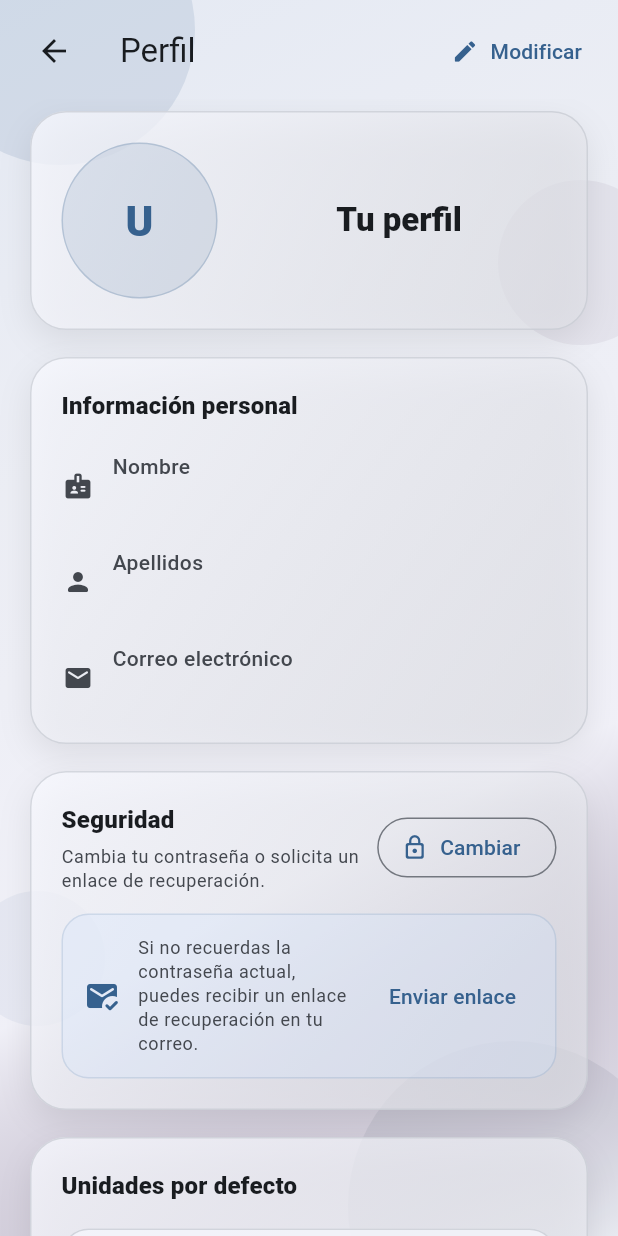
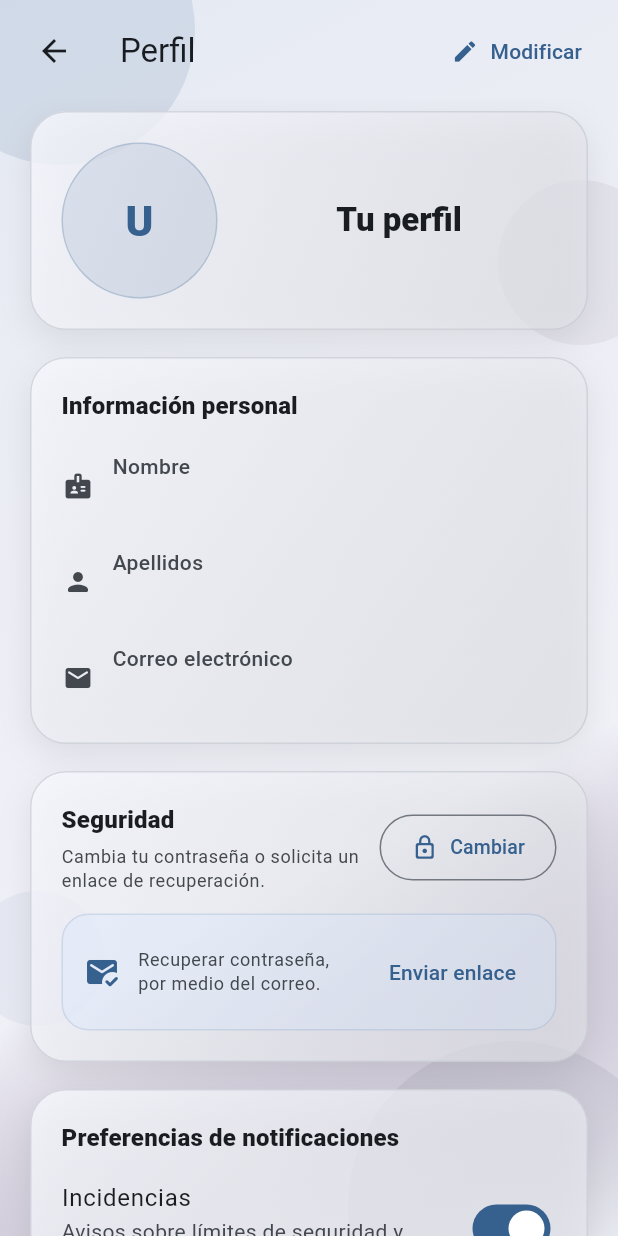
Before and after one commit to iagobl/iot_manager, a Flutter app: the ProfilePage screen opened by its route, on a phone screen of 412 x 824 dp. Run offline on Flutter 3.47's test engine with Material 3 defaults, Android fonts, the phone set to English and light mode, and no system bars; our stand-ins replace cached_network_image, firebase_core, firebase_messaging, flutter_blue_plus, flutter_local_notifications, flutter_svg and 5 more; missing offline and left inert: network_info_plus, wifi_iot; accounts and stored records are empty; project files that could hold a hidden picture were left out.

Commit message:
fix: arrangements on the profile screen

```diff
--- a/lib/features/profile/presentation/pages/profile_page.dart
+++ b/lib/features/profile/presentation/pages/profile_page.dart
@@ -6,7 +6,6 @@ import 'package:iot_manager/features/profile/presentation/controllers/profile_co
 import 'package:iot_manager/features/profile/presentation/widgets/profile_header_card.dart';
 import 'package:iot_manager/features/profile/presentation/widgets/profile_notifications_card.dart';
 import 'package:iot_manager/features/profile/presentation/widgets/profile_personal_info_card.dart';
-import 'package:iot_manager/features/profile/presentation/widgets/profile_preferences_card.dart';
 import 'package:iot_manager/features/profile/presentation/widgets/profile_security_card.dart';
 
 class ProfilePage extends StatefulWidget {
@@ -332,11 +331,6 @@ class ProfilePageState extends State<ProfilePage> {
                           onRequestPasswordReset: requestPasswordReset,
                         ),
                         const SizedBox(height: 18),
-                        ProfilePreferencesCard(
-                          unitPreferences: profile.unitPreferences,
-                          onChanged: updateUnitPreference,
-                        ),
-                        const SizedBox(height: 18),
                         ProfileNotificationsCard(
                           notificationPreferences: profile.notificationPreferences,
                           onChanged: updateNotificationPreference,
--- a/lib/features/profile/presentation/pages/reset_password_page.dart
+++ b/lib/features/profile/presentation/pages/reset_password_page.dart
@@ -140,6 +140,9 @@ class ResetPasswordPageState extends State<ResetPasswordPage> {
                         textInputAction: TextInputAction.next,
                         decoration: InputDecoration(
                           labelText: 'Nueva contraseña',
+                          labelStyle: const TextStyle(
+                            fontSize: 12,
+                          ),
                           prefixIcon: const Icon(Icons.lock_reset_rounded),
                           suffixIcon: IconButton(
                             onPressed: () {
@@ -164,6 +167,9 @@ class ResetPasswordPageState extends State<ResetPasswordPage> {
                         onSubmitted: (_) => loading ? null : updatePassword(),
                         decoration: InputDecoration(
                           labelText: 'Repetir nueva contraseña',
+                          labelStyle: const TextStyle(
+                            fontSize: 12,
+                          ),
                           prefixIcon: const Icon(Icons.verified_user_rounded),
                           suffixIcon: IconButton(
                             onPressed: () {
--- a/lib/features/profile/presentation/widgets/profile_preferences_card.dart
+++ /dev/null
@@ -1,63 +0,0 @@
-import 'package:flutter/material.dart';
-import 'package:iot_manager/core/widgets/glass_card.dart';
-import 'package:iot_manager/features/profile/presentation/widgets/preference_dropdown.dart';
-
-class ProfilePreferencesCard extends StatelessWidget {
-  const ProfilePreferencesCard({
-    super.key,
-    required this.unitPreferences,
-    required this.onChanged,
-  });
-
-  final Map<String, String> unitPreferences;
-  final Future<void> Function(String key, String value) onChanged;
-
-  @override
-  Widget build(BuildContext context) {
-    final textTheme = Theme.of(context).textTheme;
-
-    return GlassCard(
-      child: Column(
-        crossAxisAlignment: CrossAxisAlignment.start,
-        children: [
-          Text('Unidades por defecto',
-            style: textTheme.titleMedium?.copyWith(fontWeight: FontWeight.w800),
-          ),
-          const SizedBox(height: 16),
-          PreferenceDropdown(
-            title: 'Energía',
-            subtitle: 'Unidad usada por defecto en consumos',
-            value: unitPreferences['energy'] ?? 'kWh',
-            items: const ['Wh', 'kWh'],
-            onChanged: (value) {
-              if (value == null) return;
-              onChanged('energy', value);
-            },
-          ),
-          const SizedBox(height: 12),
-          PreferenceDropdown(
-            title: 'Potencia',
-            subtitle: 'Unidad usada por defecto en potencia',
-            value: unitPreferences['power'] ?? 'W',
-            items: const ['W', 'kW'],
-            onChanged: (value) {
-              if (value == null) return;
-              onChanged('power', value);
-            },
-          ),
-          const SizedBox(height: 12),
-          PreferenceDropdown(
-            title: 'Voltaje',
-            subtitle: 'Unidad usada por defecto en voltaje',
-            value: unitPreferences['voltage'] ?? 'V',
-            items: const ['V'],
-            onChanged: (value) {
-              if (value == null) return;
-              onChanged('voltage', value);
-            },
-          ),
-        ],
-      ),
-    );
-  }
-}
--- a/lib/features/profile/presentation/widgets/profile_security_card.dart
+++ b/lib/features/profile/presentation/widgets/profile_security_card.dart
@@ -63,16 +63,28 @@ class ProfileSecurityCard extends StatelessWidget {
                   ],
                 ),
               ),
-              OutlinedButton.icon(
+              SizedBox(
+                width: 118,
+                height: 44,
+                child: OutlinedButton.icon(
                   onPressed: changingPassword || requestingPasswordReset
                       ? null
                       : onToggleSection,
+                  style: OutlinedButton.styleFrom(
+                    padding: const EdgeInsets.symmetric(horizontal: 10),
+                    alignment: Alignment.center,
+                  ),
                   icon: Icon(
                     showPasswordSection
                         ? Icons.expand_less_rounded
                         : Icons.lock_outline_rounded,
+                    size: 18,
                   ),
-                label: Text(showPasswordSection ? 'Ocultar' : 'Cambiar'),
+                  label: Text(
+                    showPasswordSection ? 'Ocultar' : 'Cambiar',
+                    style: const TextStyle(fontSize: 13),
+                  ),
+                ),
               ),
             ],
           ),
@@ -95,7 +107,7 @@ class ProfileSecurityCard extends StatelessWidget {
                 ),
                 const SizedBox(width: 12),
                 Expanded(
-                  child: Text('Si no recuerdas la contraseña actual, puedes recibir un enlace de recuperación en tu correo.',
+                  child: Text('Recuperar contraseña, por medio del correo.',
                     style: textTheme.bodySmall?.copyWith(color: cs.onSurfaceVariant),
                   ),
                 ),
```
Lines whose indentation alone changed are shown as unchanged.
